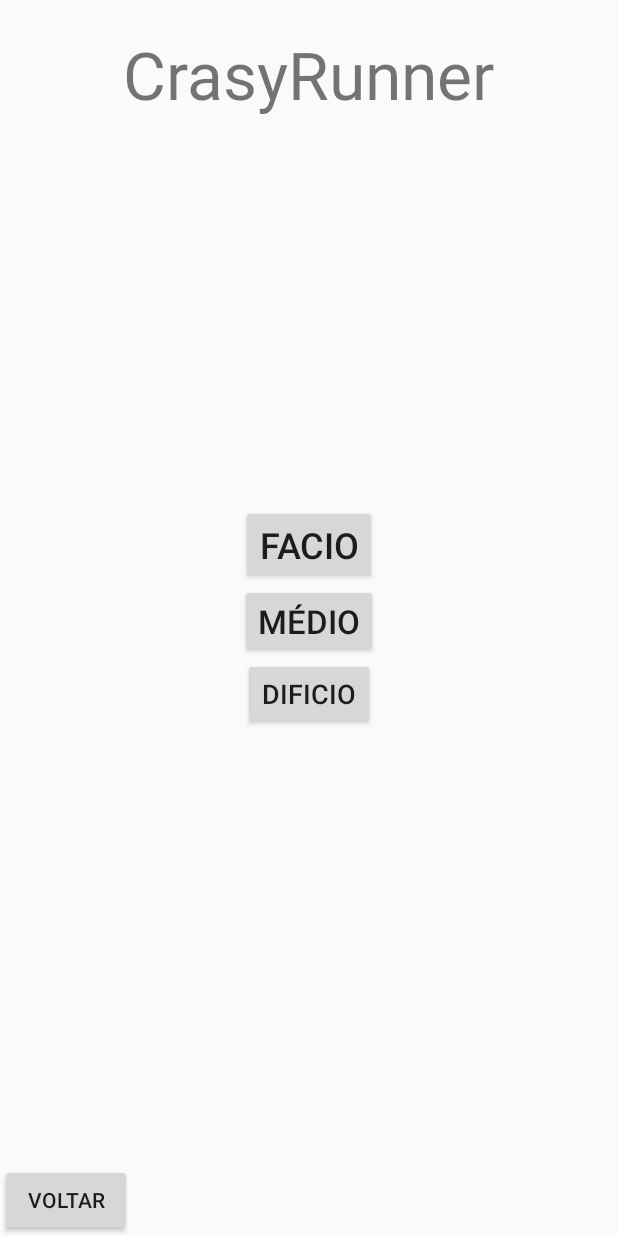
After one commit to jeffersoncsilva/CrasyRunner, an Android app: the DificuldadeJogo screen opened directly, with no data from a screen before it, on a phone screen of 412 x 824 dp. The commit adds this screen. Run offline under Robolectric (Android 15) with nearby library versions, the light colour scheme and no system bars.

Commit message:
Mudanca no gameplay do jogo. Implementacao das bolinhas deceno na tela. Implementado menu de escolha de dificuldade. Erro na integracao com o share do FB. Erro no maninfest.

```diff
--- a/app/src/main/java/integrador/senac/com/crasyrunner/MainActivity.java
+++ b/app/src/main/java/integrador/senac/com/crasyrunner/MainActivity.java
@@ -64,8 +64,8 @@ public class MainActivity extends AppCompatActivity {
     }
 
     public void inciaJogo(View v){
-        Intent telaJogo = new Intent(MainActivity.this, TelaJogoActivity.class);
-        startActivity(telaJogo);
+        Intent telaNivel = new Intent(MainActivity.this, DificuldadeJogo.class);
+        startActivity(telaNivel);
     }
 
     public void rank(View v){
--- /dev/null
+++ b/app/src/main/res/layout/nivel_act.xml
@@ -0,0 +1,63 @@
+<?xml version="1.0" encoding="utf-8"?>
+<RelativeLayout
+    xmlns:android="http://schemas.android.com/apk/res/android"
+    android:orientation="vertical"
+    android:layout_width="match_parent"
+    android:layout_height="match_parent">
+
+    <TextView
+        android:layout_width="wrap_content"
+        android:layout_height="wrap_content"
+        android:text="@string/nomeJogo"
+        android:textSize="44dp"
+        android:layout_marginTop="20dp"
+        android:layout_centerHorizontal="true"/>
+
+    <LinearLayout
+        android:layout_width="wrap_content"
+        android:layout_height="wrap_content"
+        android:layout_gravity="center"
+        android:orientation="vertical"
+        android:layout_centerVertical="true"
+        android:layout_centerHorizontal="true"
+        android:gravity="center">
+        <Button
+            android:id="@+id/btnFacil"
+            android:layout_width="wrap_content"
+            android:layout_height="wrap_content"
+            android:text="@string/facil"
+            android:textSize="24dp"
+            android:textAlignment="center"
+            android:onClick="facil"/>
+
+        <Button
+            android:id="@+id/medio"
+            android:layout_width="wrap_content"
+            android:layout_height="wrap_content"
+            android:text="@string/medio"
+            android:textSize="22dp"
+            android:textAlignment="center"
+            android:onClick="medio"/>
+
+        <Button
+            android:id="@+id/dificio"
+            android:layout_width="wrap_content"
+            android:layout_height="wrap_content"
+            android:text="@string/dificio"
+            android:textAlignment="center"
+            android:textSize="18dp"
+            android:onClick="dificio"/>
+
+    </LinearLayout>
+
+    <Button
+        android:id="@+id/btnVolta"
+        android:layout_width="wrap_content"
+        android:layout_height="wrap_content"
+        android:text="@string/voltar"
+        android:onClick="voltaInicio"
+        android:layout_alignParentBottom="true"
+        android:layout_alignParentLeft="true"
+        android:layout_alignParentStart="true" />
+
+</RelativeLayout>
--- a/app/src/main/res/values/strings.xml
+++ b/app/src/main/res/values/strings.xml
@@ -10,4 +10,8 @@
     <string name="voltaInicio">Inicio</string>
     <string name="voltar">Voltar</string>
     <string name="facebook_app_id">213727709011724</string>
+    <string name="facil">Facio</string>
+    <string name="medio">Médio</string>
+    <string name="dificio">Dificio</string>
+    <string name="shareFb">Compartilhar</string>
 </resources>
```
Also changed, not shown: app/src/main/AndroidManifest.xml (+8 -0 lines), app/src/main/java/integrador/senac/com/crasyrunner/Bolinhas.java (added, +20 -0 lines), app/src/main/java/integrador/senac/com/crasyrunner/ControleBolinhas.java (added, +53 -0 lines), app/src/main/java/integrador/senac/com/crasyrunner/ControleElementos.java (deleted, +0 -82 lines), app/src/main/java/integrador/senac/com/crasyrunner/DificuldadeJogo.java (added, +45 -0 lines), app/src/main/java/integrador/senac/com/crasyrunner/ElementoTela.java (+71 -25 lines), app/src/main/java/integrador/senac/com/crasyrunner/Enemys.java (deleted, +0 -24 lines), app/src/main/java/integrador/senac/com/crasyrunner/Game.java (+25 -29 lines), app/src/main/java/integrador/senac/com/crasyrunner/GameOverTask.java (+14 -0 lines), app/src/main/java/integrador/senac/com/crasyrunner/Hud.java (+11 -3 lines), app/src/main/java/integrador/senac/com/crasyrunner/Jogador.java (+5 -7 lines), app/src/main/java/integrador/senac/com/crasyrunner/PowerUp.java (deleted, +0 -25 lines), app/src/main/java/integrador/senac/com/crasyrunner/TelaJogoActivity.java (+7 -1 lines), app/src/main/res/layout/game_over.xml (+7 -0 lines).
